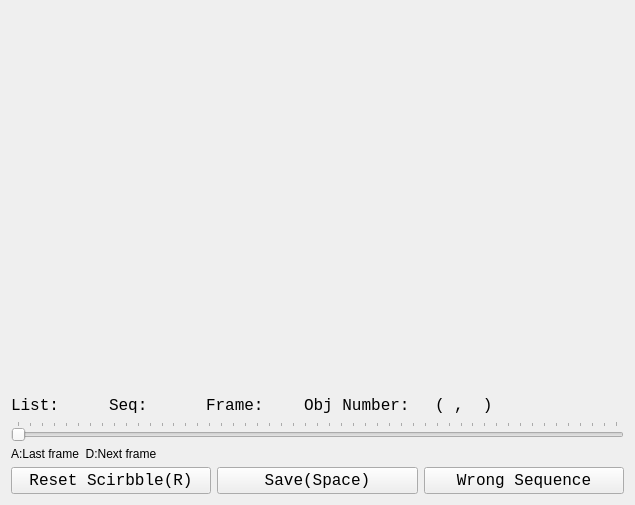
First picture: the form in scribble_collector_UI.ui, repository ShenhanQian/inital-scribble-collector, before the edit.
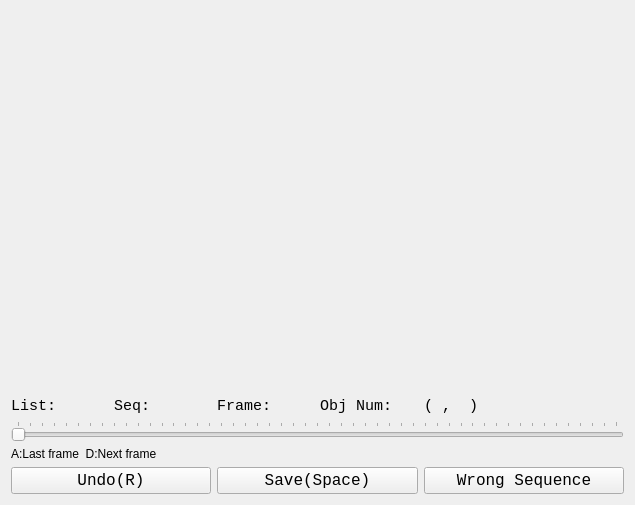
Second picture: the form after the edit.

Commit message: Add function: Delete the last stroke. But the canvas response slowly when amount of points is large.

The edit to the form file:
```diff
--- a/scribble_collector_UI.ui
+++ b/scribble_collector_UI.ui
@@ -57,7 +57,7 @@
          <property name="font">
           <font>
            <family>Consolas</family>
-           <pointsize>12</pointsize>
+           <pointsize>11</pointsize>
           </font>
          </property>
          <property name="text">
@@ -70,7 +70,7 @@
          <property name="font">
           <font>
            <family>Consolas</family>
-           <pointsize>12</pointsize>
+           <pointsize>11</pointsize>
            <weight>50</weight>
            <italic>false</italic>
            <bold>false</bold>
@@ -94,7 +94,7 @@
          <property name="font">
           <font>
            <family>Consolas</family>
-           <pointsize>12</pointsize>
+           <pointsize>11</pointsize>
            <weight>50</weight>
            <bold>false</bold>
           </font>
@@ -109,13 +109,13 @@
          <property name="font">
           <font>
            <family>Consolas</family>
-           <pointsize>12</pointsize>
+           <pointsize>11</pointsize>
            <weight>50</weight>
            <bold>false</bold>
           </font>
          </property>
          <property name="text">
-          <string>Obj Number:  </string>
+          <string>Obj Num:  </string>
          </property>
         </widget>
        </item>
@@ -124,7 +124,7 @@
          <property name="font">
           <font>
            <family>Consolas</family>
-           <pointsize>12</pointsize>
+           <pointsize>11</pointsize>
           </font>
          </property>
          <property name="text">
@@ -137,7 +137,7 @@
          <property name="font">
           <font>
            <family>Consolas</family>
-           <pointsize>12</pointsize>
+           <pointsize>11</pointsize>
            <weight>75</weight>
            <bold>true</bold>
           </font>
@@ -203,7 +203,7 @@
           <enum>Qt::NoFocus</enum>
          </property>
          <property name="text">
-          <string>Reset Scirbble(R)</string>
+          <string>Undo(R)</string>
          </property>
         </widget>
        </item>
```
Left out of the diff: 2 changed lines with no effect on the pictures. The commit also changes 2 other files.
